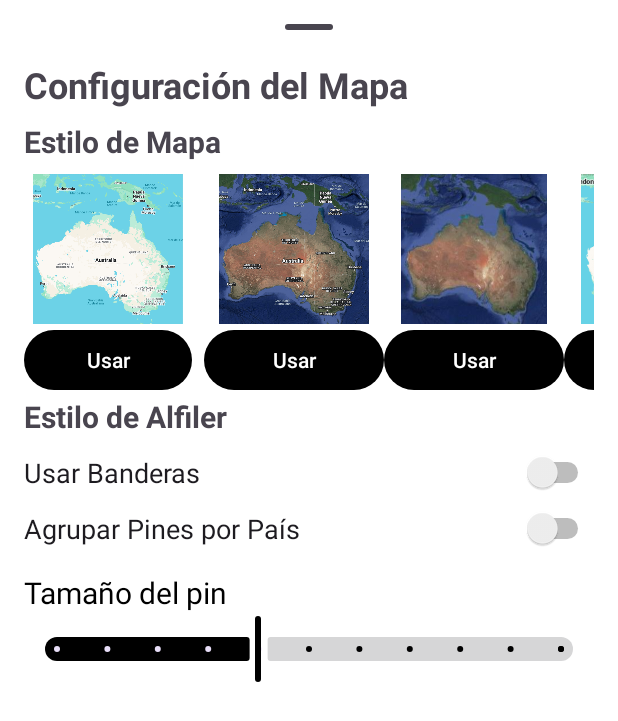
After one commit to GerardDomy/TripShare, an Android app: the layout bottom_sheet_map_options.xml on its own in the app's theme, with its tools: preview values and no code run, on a phone screen of 412 x 824 dp. The commit adds this screen. Shown: the top 721 px of the screen. Run offline under Robolectric (Android 15) with nearby library versions, the phone set to English and light mode, and no system bars.

Commit message:
Commit 22-03-25 13:45h (Diseny configuració del mapa)

```diff
--- /dev/null
+++ b/app/src/main/res/layout/bottom_sheet_map_options.xml
@@ -0,0 +1,293 @@
+<LinearLayout xmlns:android="http://schemas.android.com/apk/res/android"
+    xmlns:app="http://schemas.android.com/apk/res-auto"
+    android:layout_width="match_parent"
+    android:layout_height="match_parent"
+    android:orientation="vertical"
+    android:padding="16dp"
+    app:layout_behavior="com.google.android.material.bottomsheet.BottomSheetBehavior"
+    android:background="@android:color/white">
+
+    <!-- Drag Handle -->
+    <com.google.android.material.bottomsheet.BottomSheetDragHandleView
+        android:layout_width="match_parent"
+        android:layout_height="24dp" />
+
+    <!-- Título -->
+    <TextView
+        android:id="@+id/title_configuration"
+        android:layout_width="wrap_content"
+        android:layout_height="wrap_content"
+        android:paddingBottom="8dp"
+        android:text="Configuración del Mapa"
+        android:textSize="24sp"
+        android:textStyle="bold" />
+
+    <!-- Estilo de Mapa -->
+    <TextView
+        android:id="@+id/map_style_title"
+        android:layout_width="wrap_content"
+        android:layout_height="wrap_content"
+        android:paddingBottom="8dp"
+        android:text="Estilo de Mapa"
+        android:textSize="20sp"
+        android:textStyle="bold" />
+
+    <HorizontalScrollView
+        android:layout_width="match_parent"
+        android:layout_height="wrap_content"
+        android:scrollbars="none">
+
+        <LinearLayout
+            android:layout_width="wrap_content"
+            android:layout_height="wrap_content"
+            android:orientation="horizontal">
+
+            <!-- Estilo 1 -->
+            <LinearLayout
+                android:id="@+id/style_1_container"
+                android:layout_width="120dp"
+                android:layout_height="wrap_content"
+                android:orientation="vertical"
+                android:paddingEnd="8dp">
+
+                <ImageView
+                    android:id="@+id/map_style_1"
+                    android:layout_width="match_parent"
+                    android:layout_height="100dp"
+                    android:src="@drawable/map_normal" />
+
+                <Button
+                    android:id="@+id/use_style_1_button"
+                    android:layout_width="match_parent"
+                    android:layout_height="wrap_content"
+                    android:text="Usar" />
+            </LinearLayout>
+
+            <!-- Estilo 2 -->
+            <LinearLayout
+                android:id="@+id/style_2_container"
+                android:layout_width="120dp"
+                android:layout_height="wrap_content"
+                android:orientation="vertical">
+
+                <ImageView
+                    android:id="@+id/map_style_2"
+                    android:layout_width="match_parent"
+                    android:layout_height="100dp"
+                    android:src="@drawable/map_hybrid" />
+
+                <Button
+                    android:id="@+id/use_style_2_button"
+                    android:layout_width="match_parent"
+                    android:layout_height="wrap_content"
+                    android:text="Usar" />
+            </LinearLayout>
+
+            <!-- Estilo 3 -->
+            <LinearLayout
+                android:id="@+id/style_3_container"
+                android:layout_width="120dp"
+                android:layout_height="wrap_content"
+                android:orientation="vertical">
+
+                <ImageView
+                    android:id="@+id/map_style_3"
+                    android:layout_width="match_parent"
+                    android:layout_height="100dp"
+                    android:src="@drawable/map_satelite" />
+
+                <Button
+                    android:id="@+id/use_style_3_button"
+                    android:layout_width="match_parent"
+                    android:layout_height="wrap_content"
+                    android:text="Usar" />
+            </LinearLayout>
+
+
+            <!-- Estilo 4 -->
+            <LinearLayout
+                android:id="@+id/style_4_container"
+                android:layout_width="120dp"
+                android:layout_height="wrap_content"
+                android:orientation="vertical">
+
+                <ImageView
+                    android:id="@+id/map_style_4"
+                    android:layout_width="match_parent"
+                    android:layout_height="100dp"
+                    android:src="@drawable/map_terrain" />
+
+                <Button
+                    android:id="@+id/use_style_4_button"
+                    android:layout_width="match_parent"
+                    android:layout_height="wrap_content"
+                    android:text="Usar" />
+            </LinearLayout>
+
+            <!-- Estilo 5 -->
+            <LinearLayout
+                android:id="@+id/style_5_container"
+                android:layout_width="120dp"
+                android:layout_height="wrap_content"
+                android:orientation="vertical">
+
+                <ImageView
+                    android:id="@+id/map_style_5"
+                    android:layout_width="match_parent"
+                    android:layout_height="100dp"
+                    android:src="@drawable/map_black" />
+
+                <Button
+                    android:id="@+id/use_style_5_button"
+                    android:layout_width="match_parent"
+                    android:layout_height="wrap_content"
+                    android:text="Usar" />
+            </LinearLayout>
+
+            <!-- Estilo 6 -->
+            <LinearLayout
+                android:id="@+id/style_6_container"
+                android:layout_width="120dp"
+                android:layout_height="wrap_content"
+                android:orientation="vertical">
+
+                <ImageView
+                    android:id="@+id/map_style_6"
+                    android:layout_width="match_parent"
+                    android:layout_height="100dp"
+                    android:src="@drawable/map_black_satellite" />
+
+                <Button
+                    android:id="@+id/use_style_6_button"
+                    android:layout_width="match_parent"
+                    android:layout_height="wrap_content"
+                    android:text="Usar" />
+            </LinearLayout>
+
+            <!-- Estilo 7 -->
+            <LinearLayout
+                android:id="@+id/style_7_container"
+                android:layout_width="120dp"
+                android:layout_height="wrap_content"
+                android:orientation="vertical">
+
+                <ImageView
+                    android:id="@+id/map_style_7"
+                    android:layout_width="match_parent"
+                    android:layout_height="100dp"
+                    android:src="@drawable/map_silver" />
+
+                <Button
+                    android:id="@+id/use_style_7_button"
+                    android:layout_width="match_parent"
+                    android:layout_height="wrap_content"
+                    android:text="Usar" />
+            </LinearLayout>
+
+            <!-- Estilo 8 -->
+            <LinearLayout
+                android:id="@+id/style_8_container"
+                android:layout_width="120dp"
+                android:layout_height="wrap_content"
+                android:orientation="vertical">
+
+                <ImageView
+                    android:id="@+id/map_style_8"
+                    android:layout_width="match_parent"
+                    android:layout_height="100dp"
+                    android:src="@drawable/map_blue" />
+
+                <Button
+                    android:id="@+id/use_style_8_button"
+                    android:layout_width="match_parent"
+                    android:layout_height="wrap_content"
+                    android:text="Usar" />
+            </LinearLayout>
+
+            <!-- Estilo 9 -->
+            <LinearLayout
+                android:id="@+id/style_9_container"
+                android:layout_width="120dp"
+                android:layout_height="wrap_content"
+                android:orientation="vertical">
+
+                <ImageView
+                    android:id="@+id/map_style_9"
+                    android:layout_width="match_parent"
+                    android:layout_height="100dp"
+                    android:src="@drawable/map_blue_light" />
+
+                <Button
+                    android:id="@+id/use_style_9_button"
+                    android:layout_width="match_parent"
+                    android:layout_height="wrap_content"
+                    android:text="Usar" />
+            </LinearLayout>
+
+            <!-- Estilo 10 -->
+            <LinearLayout
+                android:id="@+id/style_10_container"
+                android:layout_width="120dp"
+                android:layout_height="wrap_content"
+                android:orientation="vertical">
+
+                <ImageView
+                    android:id="@+id/map_style_10"
+                    android:layout_width="match_parent"
+                    android:layout_height="100dp"
+                    android:src="@drawable/map_vintage" />
+
+                <Button
+                    android:id="@+id/use_style_10_button"
+                    android:layout_width="match_parent"
+                    android:layout_height="wrap_content"
+                    android:text="Usar" />
+            </LinearLayout>
+        </LinearLayout>
+    </HorizontalScrollView>
+
+    <!-- Opciones adicionales -->
+    <TextView
+        android:id="@+id/pin_style_title"
+        android:layout_width="wrap_content"
+        android:layout_height="wrap_content"
+        android:text="Estilo de Alfiler"
+        android:textSize="20sp"
+        android:textStyle="bold" />
+
+    <!-- Opciones de alfiler -->
+    <Switch
+        android:id="@+id/use_flags_switch"
+        android:layout_width="match_parent"
+        android:layout_height="wrap_content"
+        android:text="Usar Banderas"
+        android:textSize="18dp"
+        android:layout_marginTop="10dp"/>
+
+    <Switch
+        android:id="@+id/group_pins_switch"
+        android:layout_width="match_parent"
+        android:layout_height="wrap_content"
+        android:text="Agrupar Pines por País"
+        android:textSize="18dp"
+        android:layout_marginTop="10dp"/>
+    <TextView
+        android:layout_width="match_parent"
+        android:layout_height="wrap_content"
+        android:text="Tamaño del pin"
+        android:textSize="20dp"
+        android:textColor="@color/black"
+        android:layout_marginTop="15dp"/>
+    <com.google.android.material.slider.Slider
+        android:id="@+id/discreteSlider"
+        android:layout_width="match_parent"
+        android:layout_height="wrap_content"
+        android:stepSize="10.0"
+        android:valueFrom="0.0"
+        android:valueTo="100.0"
+        android:value="40.0"
+        app:layout_constraintEnd_toEndOf="parent"
+        app:layout_constraintStart_toStartOf="parent"
+        app:layout_constraintTop_toBottomOf="@+id/continuousRangeSlider"
+        app:trackColorInactive="@color/quantum_grey500" />
+</LinearLayout>
```
Also changed, not shown: app/src/main/java/com/example/tripshare/Map/FragmentMap.kt (+188 -66 lines), app/src/main/res/layout/fragment_map.xml (+19 -18 lines), app/src/main/res/drawable/map_black.png (added), app/src/main/res/drawable/map_black_satellite.png (added), app/src/main/res/drawable/map_blue.png (added), app/src/main/res/drawable/map_blue_light.png (added), app/src/main/res/drawable/map_hybrid.png (added), app/src/main/res/drawable/map_normal.png (added), app/src/main/res/drawable/map_satelite.png (added), app/src/main/res/drawable/map_silver.png (added), app/src/main/res/drawable/map_terrain.png (added), app/src/main/res/drawable/map_vintage.png (added).
